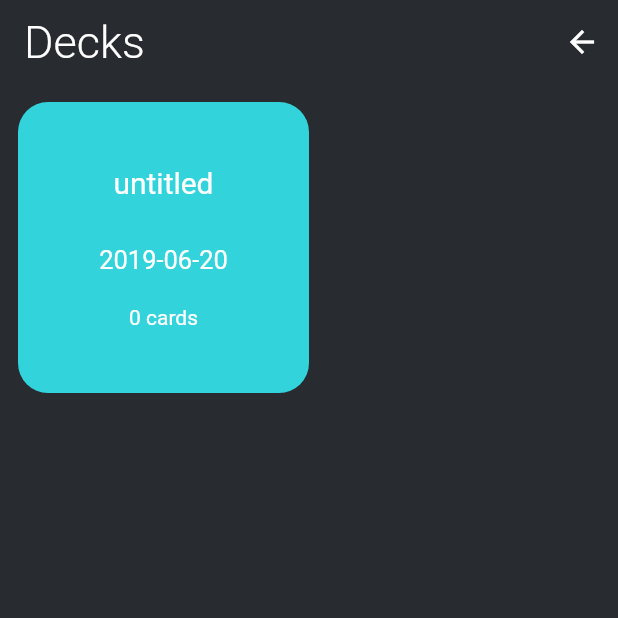
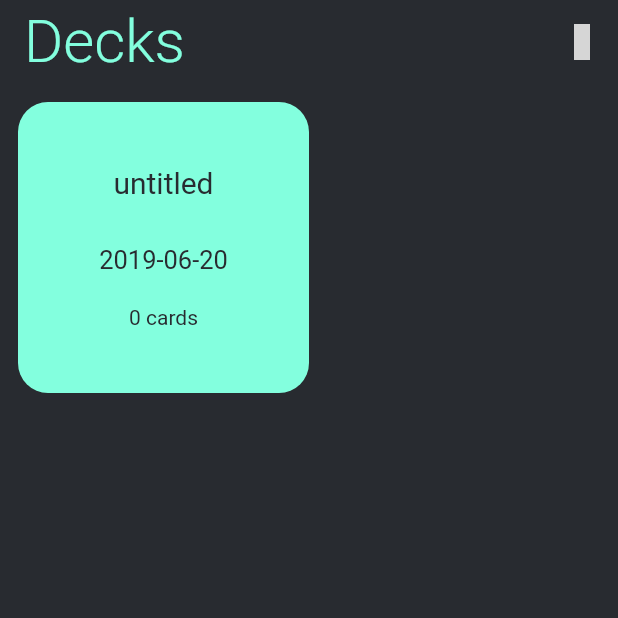
Before and after one commit to 8Gitbrix/memtrix, a Flutter app: the screen it shows after launch, on a phone screen of 412 x 824 dp, the top half of it. Run offline on Flutter 3.47's test engine with Material 2 defaults, Android fonts, the phone set to English and light mode, and no system bars; our stand-ins replace eva_icons_flutter, flip_card; grey boxes are pictures that could not be loaded.

Commit message:
Quick ui changes and refactoring

```diff
--- a/lib/constants.dart
+++ b/lib/constants.dart
@@ -5,10 +5,18 @@ const kMainColor = Color(0xFF282B30);
 const kInfoCardTitleStyle = TextStyle(
   fontSize: 20.0,
   fontWeight: FontWeight.w400,
+  color: kMainColor,
+);
+
+const kTitleStyle = TextStyle(
+  color: kInfoCardColor,
+  fontWeight: FontWeight.w300,
+  fontSize: 40.0,
 );
 
 const kInfoCardDateStyle = TextStyle(
   fontSize: 17.0,
+  color: kMainColor,
 );
 
 const kAppBarTheme = AppBarTheme(
@@ -17,4 +25,4 @@ const kAppBarTheme = AppBarTheme(
   elevation: 0.0,
 );
 
-const kInfoCardColor = Color(0xFF33D3DB);
+const kInfoCardColor = Color(0xFF83FFDE);
--- a/lib/main.dart
+++ b/lib/main.dart
@@ -1,7 +1,7 @@
 import 'package:flutter/material.dart';
 import 'package:memtrix/constants.dart';
 import 'package:memtrix/screens/login_screen.dart';
-import 'package:memtrix/screens/notes_screen.dart';
+import 'package:memtrix/screens/decks_screen.dart';
 
 void main() => runApp(MyApp());
 
@@ -15,10 +15,10 @@ class MyApp extends StatelessWidget {
         scaffoldBackgroundColor: kMainColor,
         appBarTheme: kAppBarTheme,
       ),
-      initialRoute: NotesScreen.id,
+      initialRoute: DecksScreen.id,
       routes: {
         LoginScreen.id : (context) => LoginScreen(),
-        NotesScreen.id : (context) => NotesScreen(),
+        DecksScreen.id : (context) => DecksScreen(),
       },
     );
   }
--- a/lib/screens/notes_screen.dart
+++ b/lib/screens/decks_screen.dart
@@ -1,24 +1,26 @@
 import 'package:flutter/material.dart';
+import 'package:memtrix/constants.dart';
 import 'package:memtrix/widgets/deck_info.dart';
+import 'package:eva_icons_flutter/eva_icons_flutter.dart';
 
-class NotesScreen extends StatefulWidget {
-  static final id = 'notes_screen';
+class DecksScreen extends StatefulWidget {
+  static final id = 'decks_screen';
 
   @override
-  _NotesScreenState createState() => _NotesScreenState();
+  _DecksScreenState createState() => _DecksScreenState();
 }
 
-class _NotesScreenState extends State<NotesScreen> {
+class _DecksScreenState extends State<DecksScreen> {
   List<DeckInfo> infoCards = [DeckInfo()];
 
   @override
   Widget build(BuildContext context) {
     return Scaffold(
       appBar: AppBar(
-        title: Text('Decks'),
+        title: Text('Decks', style: kTitleStyle),
         actions: <Widget>[
           IconButton(
-            icon: Icon(Icons.arrow_back),
+            icon: Icon(EvaIcons.arrowBack, color: kInfoCardColor,),
             onPressed: () {
               Navigator.pop(context);
             },
--- a/lib/widgets/deck_info.dart
+++ b/lib/widgets/deck_info.dart
@@ -38,11 +38,11 @@ class _DeckInfoState extends State<DeckInfo> {
           child: Column(
             mainAxisAlignment: MainAxisAlignment.center,
             children: <Widget>[
-              Text(title, style: kInfoCardTitleStyle,),
+              Text(title, style: kInfoCardTitleStyle),
               SizedBox(height: 30),
               Text(dateAccessed, style: kInfoCardDateStyle),
               SizedBox(height: 20),
-              Text('${numCards.toString()} cards'),
+              Text('${numCards.toString()} cards', style: TextStyle(color: kMainColor)),
             ],
           ),
         ),
--- a/lib/widgets/round_button.dart
+++ b/lib/widgets/round_button.dart
@@ -6,7 +6,6 @@ class RoundButton extends StatelessWidget {
   RoundButton({this.icon, this.onPressed});
 
   final Icon icon;
-
   final Function onPressed;
 
   @override
```
Also changed, not shown: lib/screens/deck_screen.dart (+15 -12 lines), lib/widgets/note_card.dart (+13 -6 lines).
